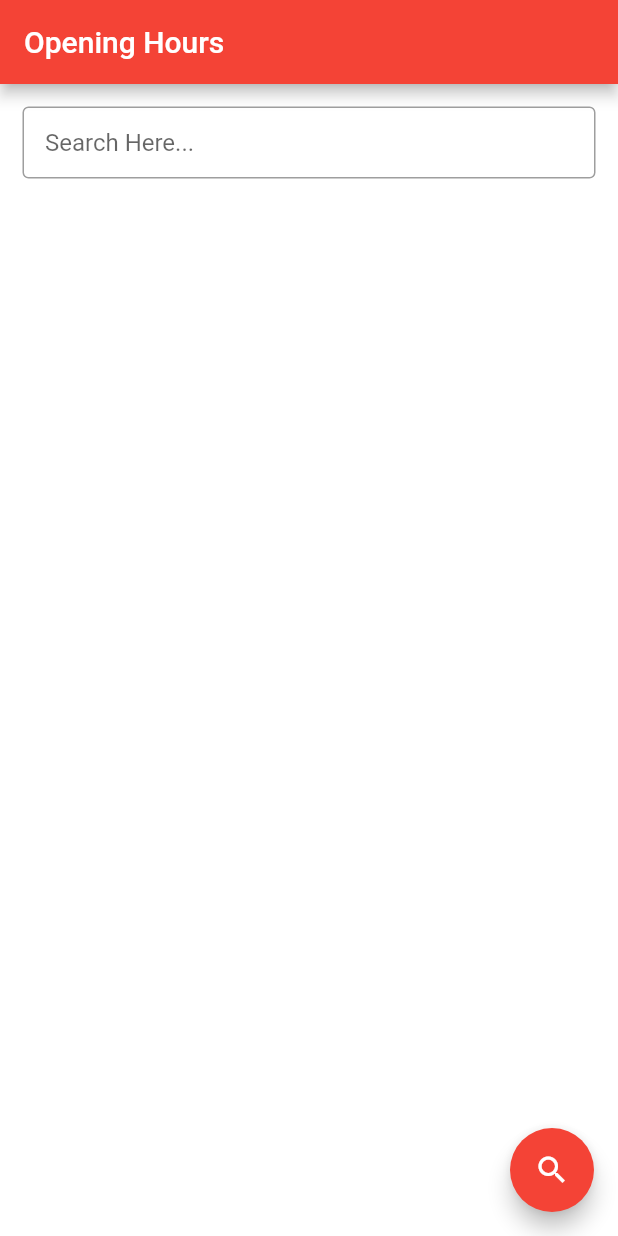
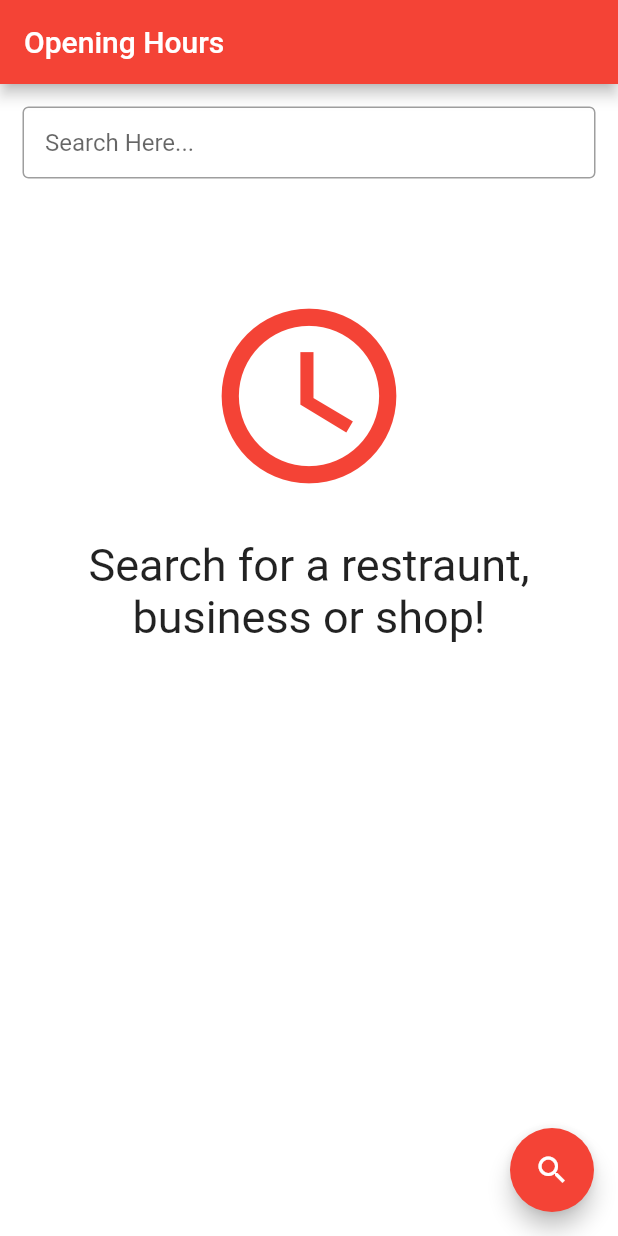
Before and after one commit to 3eif/Opening-Hours, a Flutter app: the screen it shows after launch, on a phone screen of 412 x 824 dp. Run offline on Flutter 3.47's test engine with Material 2 defaults, Android fonts, the phone set to English and light mode, and no system bars; our stand-ins replace geolocator, google_fonts.

Commit message:
Bug fixes

```diff
--- a/lib/screens/MainScreen.dart
+++ b/lib/screens/MainScreen.dart
@@ -33,6 +33,7 @@ class _MainScreenState extends State<MainScreen> {
   @override
   Widget build(BuildContext context) {
     return Scaffold(
+      resizeToAvoidBottomPadding: false,
       appBar: AppBar(
         title: Text("Opening Hours"),
         backgroundColor: Colors.red,
@@ -58,6 +59,7 @@ class _MainScreenState extends State<MainScreen> {
             Padding(
               padding: const EdgeInsets.all(15),
               child: TextField(
+                textInputAction: TextInputAction.search,
                 controller: _textController,
                 decoration: InputDecoration(
                   hintText: 'Search Here...',
@@ -68,6 +70,10 @@ class _MainScreenState extends State<MainScreen> {
                   setState(() {
                     query = val;
                   });
+                },
+                onSubmitted: (val) {
+                  query = val;
+                  onItemChanged();
                 },
               ),
             ),
@@ -145,7 +151,31 @@ class _MainScreenState extends State<MainScreen> {
                     );
                   } else if (snapshot.hasError) {
                     return Text("${snapshot.error}");
-                  } else if (!snapshot.hasData) return Text('');
+                  } else if (!snapshot.hasData)
+                    return Column(
+                      children: <Widget>[
+                        Padding(
+                          padding: const EdgeInsets.only(top: 60.0),
+                          child: Icon(
+                            Icons.access_time,
+                            color: Colors.red,
+                            size: 140.0,
+                          ),
+                        ),
+                        Padding(
+                          padding: const EdgeInsets.symmetric(
+                              horizontal: 30.0, vertical: 25.0),
+                          child: Text(
+                            'Search for a restraunt, business or shop!',
+                            style: TextStyle(
+                              fontSize: 30,
+                              fontWeight: FontWeight.w400,
+                            ),
+                            textAlign: TextAlign.center,
+                          ),
+                        ),
+                      ],
+                    );
                 },
               ),
             ),
```
Also changed, not shown: lib/screens/BusinessScreen.dart (+15 -1 lines).
